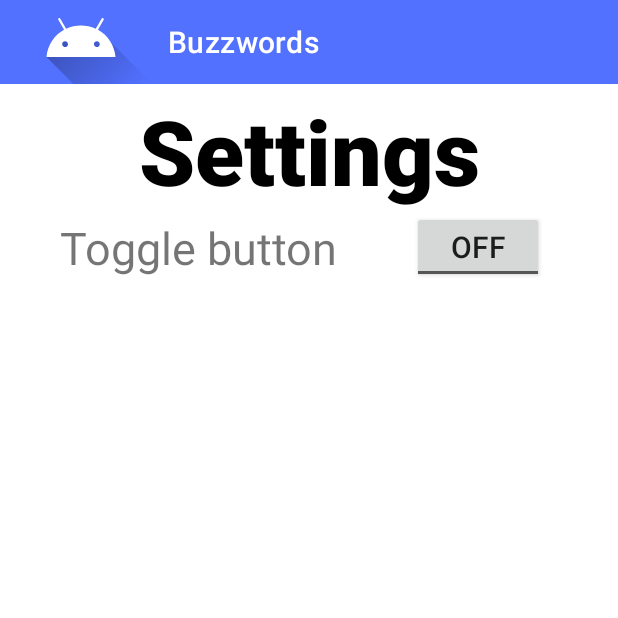
After one commit to ThomasPark32/Buzzwordsv1_1, an Android app: the SettingsActivity screen opened directly, with no data from a screen before it, on a phone screen of 412 x 824 dp, the top half of it. The commit adds this screen. Run offline under Robolectric (Android 15) with nearby library versions, the phone set to English and light mode, and no system bars.

Commit message:
Added settings page

```diff
--- a/app/src/main/AndroidManifest.xml
+++ b/app/src/main/AndroidManifest.xml
@@ -11,6 +11,9 @@
         android:supportsRtl="true"
         android:theme="@style/Theme.Buzzwordsv1_1"
         tools:targetApi="31">
+        <activity
+            android:name=".SettingsActivity"
+            android:exported="false" />
         <activity
             android:name=".SearchResultsActivity"
             android:exported="false" />
--- a/app/src/main/java/com/example/buzzwordsv1_1/MainActivity.java
+++ b/app/src/main/java/com/example/buzzwordsv1_1/MainActivity.java
@@ -25,6 +25,11 @@ public class MainActivity extends AppCompatActivity {
         startActivity(tent);
     }
 
+    public void goToSettings(View v) {
+        Intent tent = new Intent(this, SettingsActivity.class);
+        startActivity(tent);
+    }
+
     public void goToSearch(View v) {
         EditText searchTextBox = findViewById(R.id.searchTextBox);
         String query = searchTextBox.getText().toString();
--- /dev/null
+++ b/app/src/main/java/com/example/buzzwordsv1_1/SettingsActivity.java
@@ -0,0 +1,21 @@
+package com.example.buzzwordsv1_1;
+
+import androidx.appcompat.app.AppCompatActivity;
+
+import android.os.Bundle;
+import android.view.View;
+import android.view.Window;
+
+public class SettingsActivity extends AppCompatActivity {
+
+    @Override
+    protected void onCreate(Bundle savedInstanceState) {
+        super.onCreate(savedInstanceState);
+        supportRequestWindowFeature(Window.FEATURE_NO_TITLE);
+        setContentView(R.layout.activity_settings);
+    }
+
+    public void returnToMain(View v){
+        finish();
+    }
+}
--- a/app/src/main/res/layout/activity_definition.xml
+++ b/app/src/main/res/layout/activity_definition.xml
@@ -37,7 +37,7 @@
         android:layout_height="match_parent">
 
         <LinearLayout
-            android:id="@+id/MainBody"
+            android:id="@+id/TallBox"
             android:layout_width="match_parent"
             android:layout_height="wrap_content"
             android:orientation="vertical">
--- a/app/src/main/res/layout/activity_main.xml
+++ b/app/src/main/res/layout/activity_main.xml
@@ -296,6 +296,7 @@
                     android:layout_width="130dp"
                     android:layout_height="130dp"
                     android:layout_marginBottom="108dp"
+                    android:rotation="180"
                     app:layout_constraintBottom_toBottomOf="@+id/bottomTextLayout"
                     app:layout_constraintEnd_toEndOf="parent"
                     app:layout_constraintStart_toEndOf="@+id/bottomTextLayout"
@@ -316,6 +317,7 @@
                         android:layout_width="match_parent"
                         android:layout_height="match_parent"
                         android:backgroundTint="#BE5271FF"
+                        android:onClick="goToSettings"
                         android:text="@string/settingsStr"
                         android:textAlignment="viewStart"
                         android:textSize="16sp" />
--- a/app/src/main/res/layout/activity_search_results.xml
+++ b/app/src/main/res/layout/activity_search_results.xml
@@ -56,7 +56,7 @@
         app:layout_constraintTop_toBottomOf="@+id/SearchedWord">
 
         <LinearLayout
-            android:id="@+id/MainBody"
+            android:id="@+id/TallBox"
             android:layout_width="match_parent"
             android:layout_height="wrap_content"
             android:orientation="vertical">
--- /dev/null
+++ b/app/src/main/res/layout/activity_settings.xml
@@ -0,0 +1,95 @@
+<?xml version="1.0" encoding="utf-8"?>
+<androidx.constraintlayout.widget.ConstraintLayout xmlns:android="http://schemas.android.com/apk/res/android"
+    xmlns:app="http://schemas.android.com/apk/res-auto"
+    xmlns:tools="http://schemas.android.com/tools"
+    android:id="@+id/MainLayout"
+    android:layout_width="match_parent"
+    android:layout_height="match_parent"
+    tools:context=".SettingsActivity">
+
+    <androidx.cardview.widget.CardView
+        android:id="@+id/TopCard"
+        android:layout_width="match_parent"
+        android:layout_height="wrap_content"
+        app:layout_constraintEnd_toEndOf="parent"
+        app:layout_constraintStart_toStartOf="parent"
+        app:layout_constraintTop_toTopOf="parent">
+
+    </androidx.cardview.widget.CardView>
+
+    <ScrollView
+        android:id="@+id/ScrollableView"
+        android:layout_width="match_parent"
+        android:layout_height="match_parent"
+        app:layout_constraintEnd_toEndOf="parent"
+        app:layout_constraintStart_toStartOf="parent"
+        app:layout_constraintTop_toTopOf="parent">
+
+        <LinearLayout
+            android:id="@+id/TallBox"
+            android:layout_width="match_parent"
+            android:layout_height="wrap_content"
+            android:orientation="vertical">
+
+            <androidx.constraintlayout.widget.ConstraintLayout
+                android:id="@+id/MainBody"
+                android:layout_width="match_parent"
+                android:layout_height="match_parent">
+
+                <TextView
+                    android:id="@+id/SettingsTitle"
+                    android:layout_width="match_parent"
+                    android:layout_height="wrap_content"
+                    android:layout_marginTop="60dp"
+                    android:fontFamily="sans-serif-black"
+                    android:text="@string/settingsStr"
+                    android:textAlignment="center"
+                    android:textColor="#000000"
+                    android:textSize="60sp"
+                    app:layout_constraintEnd_toEndOf="parent"
+                    app:layout_constraintStart_toStartOf="parent"
+                    app:layout_constraintTop_toTopOf="parent" />
+
+                <ToggleButton
+                    android:id="@+id/SettingButton1"
+                    android:layout_width="wrap_content"
+                    android:layout_height="wrap_content"
+                    android:text="Press"
+                    android:textSize="20sp"
+                    app:layout_constraintBottom_toBottomOf="parent"
+                    app:layout_constraintEnd_toEndOf="parent"
+                    app:layout_constraintStart_toEndOf="@+id/Setting1Txt"
+                    app:layout_constraintTop_toBottomOf="@+id/SettingsTitle" />
+
+                <TextView
+                    android:id="@+id/Setting1Txt"
+                    android:layout_width="wrap_content"
+                    android:layout_height="wrap_content"
+                    android:layout_marginStart="40dp"
+                    android:text="Toggle button"
+                    android:textSize="30sp"
+                    app:layout_constraintBottom_toBottomOf="parent"
+                    app:layout_constraintStart_toStartOf="parent"
+                    app:layout_constraintTop_toBottomOf="@+id/SettingsTitle" />
+
+                <androidx.appcompat.widget.Toolbar
+                    android:id="@+id/topBar"
+                    android:layout_width="match_parent"
+                    android:layout_height="wrap_content"
+                    android:background="@color/buzzblue"
+                    android:clickable="true"
+                    android:layerType="none"
+                    android:minHeight="?attr/actionBarSize"
+                    android:onClick="returnToMain"
+                    android:theme="?attr/actionBarTheme"
+                    app:navigationIcon="@drawable/ic_launcher_foreground"
+                    app:title="@string/title"
+                    app:titleTextColor="#FFFFFF"
+                    tools:layout_editor_absoluteX="0dp"
+                    tools:layout_editor_absoluteY="-1dp" />
+            </androidx.constraintlayout.widget.ConstraintLayout>
+
+        </LinearLayout>
+    </ScrollView>
+
+</androidx.constraintlayout.widget.ConstraintLayout>
```
